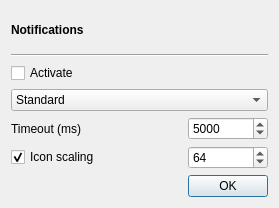
Above: branches/sayonara-885/src/GUI/Notifications/GUI_Notifications.ui from shahid334/sayonara-player before the change. Below: the same form after it.
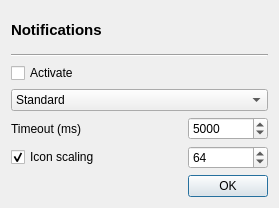
That is the form after the change.

Diff of the .ui file:
```diff
--- a/branches/sayonara-885/src/GUI/Notifications/GUI_Notifications.ui
+++ b/branches/sayonara-885/src/GUI/Notifications/GUI_Notifications.ui
@@ -92,6 +92,7 @@
     <widget class="QLabel" name="label_2">
      <property name="font">
       <font>
+       <pointsize>11</pointsize>
        <weight>75</weight>
        <bold>true</bold>
       </font>
```
